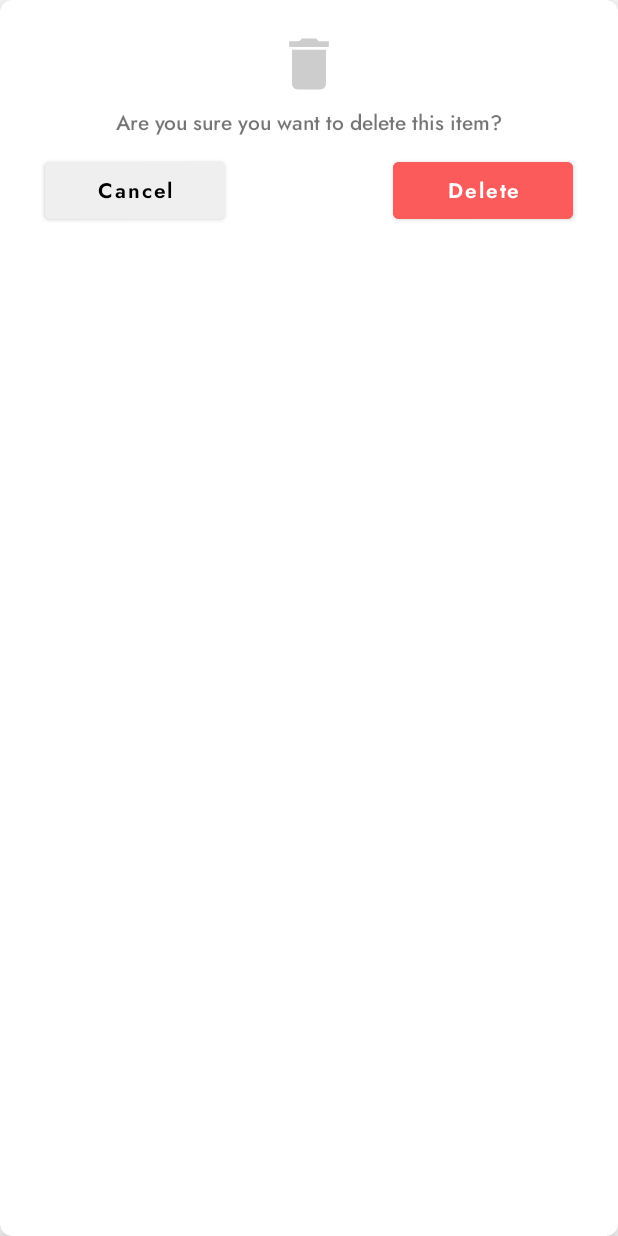
After one commit to adil-arbib/baby_care, an Android app: the layout dialog_delete.xml on its own in the app's theme, with its tools: preview values and no code run, on a phone screen of 412 x 824 dp. The commit adds this screen. Run offline under Robolectric (Android 15) with nearby library versions, the phone set to English and light mode, and no system bars.

Commit message:
add -delete functionality- on feeding

```diff
--- a/app/src/main/java/com/groupe6/babycare/adapters/FoodAdapter.java
+++ b/app/src/main/java/com/groupe6/babycare/adapters/FoodAdapter.java
@@ -95,4 +95,8 @@ public class FoodAdapter extends RecyclerView.Adapter<FoodAdapter.ViewHolder> {
         notifyDataSetChanged();
     }
 
+
+    public List<FoodDTO> getFoods() {
+        return foods;
+    }
 }
--- /dev/null
+++ b/app/src/main/res/layout/dialog_delete.xml
@@ -0,0 +1,71 @@
+<?xml version="1.0" encoding="utf-8"?>
+<androidx.cardview.widget.CardView xmlns:android="http://schemas.android.com/apk/res/android"
+    android:layout_width="match_parent"
+    xmlns:app="http://schemas.android.com/apk/res-auto"
+    app:cardElevation="8dp"
+    app:cardCornerRadius="8dp"
+    android:layout_height="match_parent">
+
+    <androidx.constraintlayout.widget.ConstraintLayout
+        android:layout_width="match_parent"
+        android:layout_height="match_parent">
+
+        <ImageView
+            android:id="@+id/ic_delete"
+            android:layout_width="45dp"
+            android:layout_height="45dp"
+            android:layout_marginTop="20dp"
+            android:src="@drawable/ic_delete"
+            app:tint="@color/regular_grey"
+            app:layout_constraintStart_toStartOf="parent"
+            app:layout_constraintEnd_toEndOf="parent"
+            app:layout_constraintTop_toTopOf="parent"/>
+
+        <TextView
+            android:id="@+id/message"
+            android:layout_width="wrap_content"
+            android:layout_height="wrap_content"
+            app:layout_constraintTop_toBottomOf="@+id/ic_delete"
+            app:layout_constraintStart_toStartOf="parent"
+            app:layout_constraintEnd_toEndOf="parent"
+            android:fontFamily="@font/jost_medium"
+            android:textSize="14sp"
+            android:layout_marginTop="6dp"
+            android:text="Are you sure you want to delete this item?"
+            />
+
+        <Button
+            android:id="@+id/btnCancel"
+            android:layout_width="120dp"
+            android:layout_height="50dp"
+            android:text="Cancel"
+            app:layout_constraintStart_toStartOf="parent"
+            app:layout_constraintTop_toBottomOf="@+id/message"
+            android:textAllCaps="false"
+            android:textColor="@color/black"
+            android:layout_marginTop="10dp"
+            android:layout_marginStart="30dp"
+            android:fontFamily="@font/jost_semi_bold"
+            android:backgroundTint="@color/light_grey"/>
+
+        <Button
+            android:id="@+id/btnDelete"
+            android:layout_width="120dp"
+            android:layout_height="50dp"
+            android:text="Delete"
+            app:layout_constraintEnd_toEndOf="parent"
+            app:layout_constraintTop_toBottomOf="@+id/message"
+            android:textAllCaps="false"
+            android:textColor="@color/white"
+            android:layout_marginTop="10dp"
+            android:layout_marginEnd="30dp"
+            android:fontFamily="@font/jost_semi_bold"
+            android:backgroundTint="@color/red"/>
+
+
+
+
+    </androidx.constraintlayout.widget.ConstraintLayout>
+
+
+</androidx.cardview.widget.CardView>
--- a/app/src/main/res/layout/fragment_children.xml
+++ b/app/src/main/res/layout/fragment_children.xml
@@ -44,6 +44,7 @@
         app:layout_constraintEnd_toEndOf="parent"
         app:layout_constraintTop_toTopOf="parent"
         android:indeterminateTint="@color/primary"
+        app:tint="@android:color/white"
         app:layout_constraintBottom_toBottomOf="parent"
         />
 
--- a/app/src/main/res/layout/fragment_diaper.xml
+++ b/app/src/main/res/layout/fragment_diaper.xml
@@ -41,6 +41,7 @@
         app:layout_constraintEnd_toEndOf="parent"
         android:layout_marginBottom="10dp"
         android:backgroundTint="@color/primary"
+        app:tint="@android:color/white"
         android:src="@drawable/ic_add"
         android:contentDescription="add" />
 
--- a/app/src/main/res/layout/fragment_feeding.xml
+++ b/app/src/main/res/layout/fragment_feeding.xml
@@ -13,7 +13,7 @@
         android:id="@+id/search_bar"
         android:layout_width="match_parent"
         android:layout_height="48dp"
-        android:background="@drawable/search_bar_bg"
+        android:background="@drawable/white_search_bar_bg"
         app:layout_constraintTop_toTopOf="parent"
         android:hint="@string/search"
         android:paddingStart="20dp"
@@ -99,6 +99,7 @@
         app:layout_constraintBottom_toBottomOf="parent"
         app:layout_constraintEnd_toEndOf="parent"
         android:backgroundTint="@color/primary"
+        app:tint="@android:color/white"
         android:src="@drawable/ic_add"
         android:layout_margin="3dp"
         android:contentDescription="Add feeding" />
--- a/app/src/main/res/layout/fragment_notes.xml
+++ b/app/src/main/res/layout/fragment_notes.xml
@@ -41,6 +41,7 @@
         app:layout_constraintEnd_toEndOf="parent"
         android:layout_marginBottom="10dp"
         android:backgroundTint="@color/primary"
+        app:tint="@android:color/white"
         android:src="@drawable/ic_add"
         android:contentDescription="add" />
 
--- a/app/src/main/res/layout/fragment_sleeping.xml
+++ b/app/src/main/res/layout/fragment_sleeping.xml
@@ -29,6 +29,7 @@
         app:layout_constraintEnd_toEndOf="parent"
         android:layout_marginBottom="10dp"
         android:backgroundTint="@color/primary"
+        app:tint="@android:color/white"
         android:src="@drawable/ic_add"
         android:contentDescription="add sleeping" />
 
--- a/app/src/main/res/layout/item_activity2.xml
+++ b/app/src/main/res/layout/item_activity2.xml
@@ -5,7 +5,7 @@
     android:layout_width="match_parent"
     android:layout_height="wrap_content"
     android:layout_marginBottom="10dp"
-    android:backgroundTint="@color/light_purple"
+    android:backgroundTint="@color/white"
     android:elevation="5dp"
     app:cardCornerRadius="10dp">
 
--- a/app/src/main/res/layout/item_child.xml
+++ b/app/src/main/res/layout/item_child.xml
@@ -15,7 +15,7 @@
         app:layout_constraintStart_toStartOf="parent"
         app:layout_constraintBottom_toBottomOf="parent"
         android:layout_width="wrap_content"
-        android:backgroundTint="@color/light_purple"
+        android:backgroundTint="@color/light_grey"
         app:cardUseCompatPadding="true"
         app:cardElevation="4dp"
         app:cardCornerRadius="20dp"
@@ -41,7 +41,8 @@
                 android:layout_height="wrap_content"
                 android:layout_marginTop="5dp"
                 android:text="Child name"
-                android:fontFamily="@font/jost_semi_bold"/>
+                android:textSize="16sp"
+                android:fontFamily="@font/jost_bold"/>
         </LinearLayout>
     </androidx.cardview.widget.CardView>
 
--- a/app/src/main/res/layout/item_feeding.xml
+++ b/app/src/main/res/layout/item_feeding.xml
@@ -3,7 +3,7 @@
     android:id="@+id/feeding_item" xmlns:android="http://schemas.android.com/apk/res/android"
     android:layout_width="match_parent"
     xmlns:app="http://schemas.android.com/apk/res-auto"
-    android:backgroundTint="@color/light_purple"
+    android:backgroundTint="@color/white"
     android:elevation="5dp"
     app:cardCornerRadius="10dp"
     android:layout_marginBottom="10dp"
@@ -20,7 +20,7 @@
         <androidx.cardview.widget.CardView
             android:id="@+id/img_feeding"
             android:layout_width="wrap_content"
-            android:backgroundTint="@color/blue"
+            android:backgroundTint="@color/light_grey"
             app:cardCornerRadius="5dp"
             android:elevation="4dp"
             app:layout_constraintStart_toStartOf="parent"
--- a/app/src/main/res/layout/item_sleeping.xml
+++ b/app/src/main/res/layout/item_sleeping.xml
@@ -5,7 +5,7 @@
     android:layout_width="match_parent"
     android:layout_height="wrap_content"
     android:layout_marginBottom="10dp"
-    android:backgroundTint="@color/light_purple"
+    android:backgroundTint="@color/white"
     android:elevation="5dp"
     app:cardCornerRadius="10dp">
 
@@ -18,7 +18,7 @@
             android:id="@+id/img_feeding"
             android:layout_width="wrap_content"
             android:layout_height="wrap_content"
-            android:backgroundTint="@color/tips_purple"
+            android:backgroundTint="@color/light_grey"
             android:elevation="4dp"
             app:cardCornerRadius="5dp"
             app:layout_constraintBottom_toBottomOf="parent"
--- a/app/src/main/res/values/colors.xml
+++ b/app/src/main/res/values/colors.xml
@@ -17,4 +17,6 @@
     <color name="green">#20C64E</color>
     <color name="blue">#647FEC</color>
     <color name="medium_grey">#808080</color>
+    <color name="regular_grey">#CDCDCD</color>
+    <color name="red">#FC5B5B</color>
 </resources>
```
Also changed, not shown: app/src/main/java/com/groupe6/babycare/activities/dialogs/DeleteDialog.java (added, +49 -0 lines), app/src/main/java/com/groupe6/babycare/activities/fragments/FeedingFragment.java (+35 -1 lines), app/src/main/java/com/groupe6/babycare/listeners/OnDeleteConfirmationListener.java (added, +7 -0 lines), app/src/main/java/com/groupe6/babycare/listeners/SwipeListener.java (added, +7 -0 lines), app/src/main/java/com/groupe6/babycare/listeners/SwipeToDeleteCallback.java (added, +52 -0 lines).
